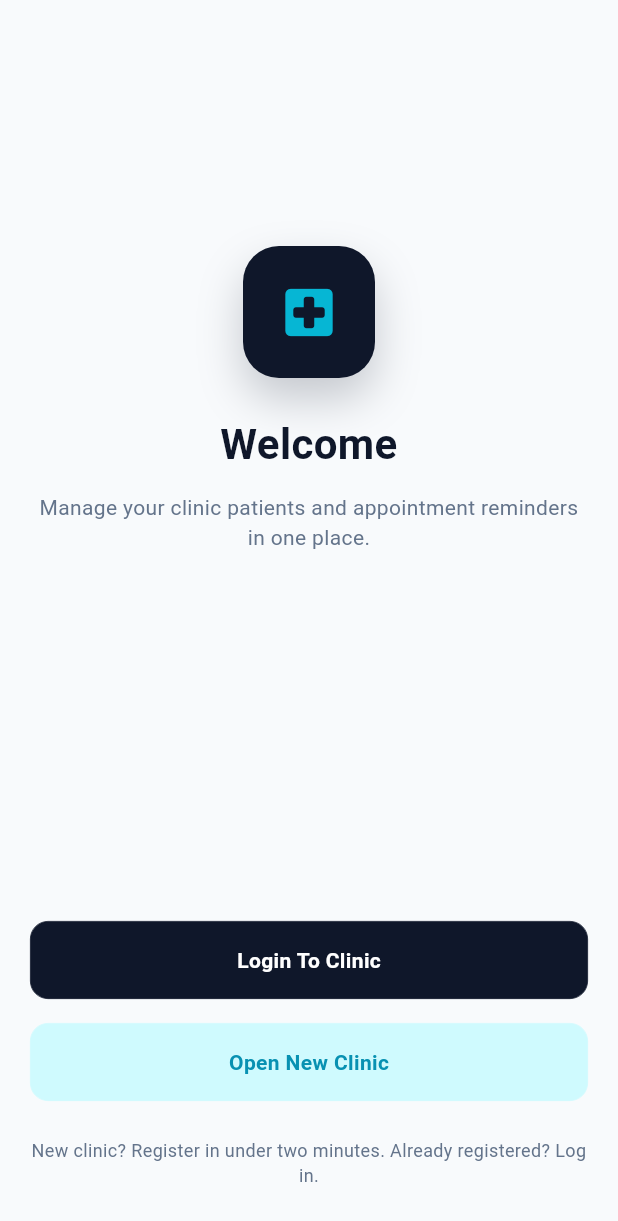
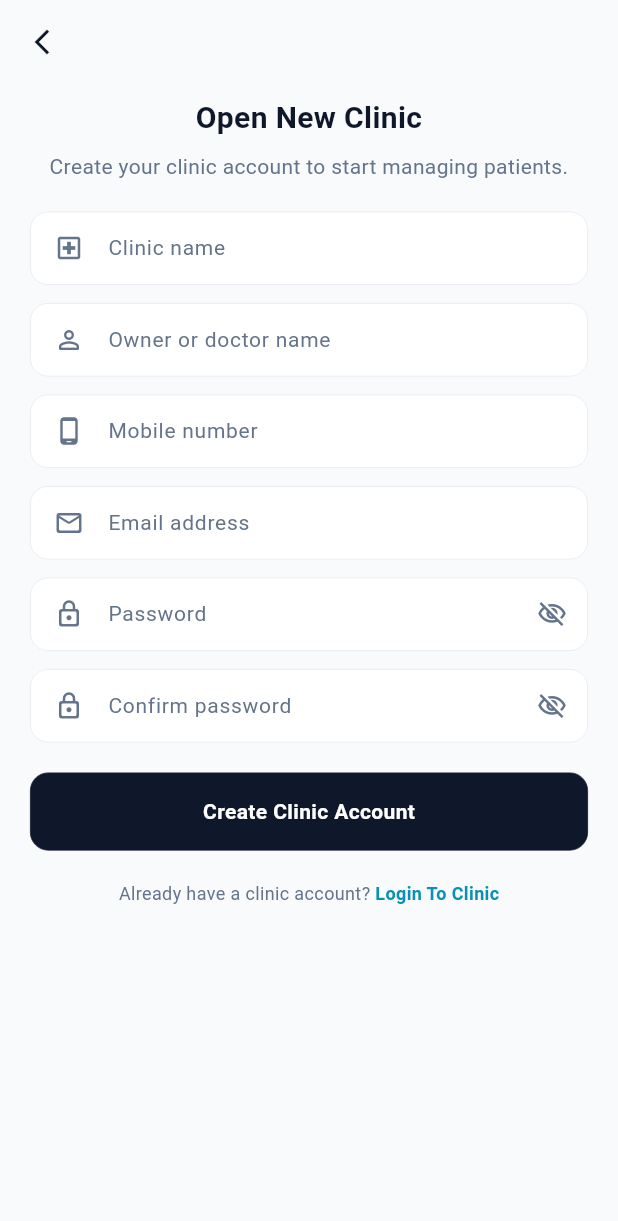
Before and after one commit to Parth-Code-Flutter/doctors_clinic, a Flutter app: the screen it shows after launch, after a tap on "Open New Clinic", on a phone screen of 412 x 824 dp. Shown: the top 1221 px of the screen. Run offline on Flutter 3.47's test engine with Material 3 defaults, Android fonts, the phone set to English and light mode, and no system bars; our stand-ins replace get.

Commit message:
Add Open New Clinic registration and fix auth navigation.
Introduces clinic registration form with validation, uses offNamed between login and register to prevent duplicate Form GlobalKeys, and lazyPut bindings with route deduplication.

Co-authored-by: Cursor <cursoragent@cursor.com>

```diff
--- a/lib/app/auth/login/bindings/auth_login_binding.dart
+++ b/lib/app/auth/login/bindings/auth_login_binding.dart
@@ -5,6 +5,9 @@ import '../controllers/auth_login_controller.dart';
 class AuthLoginBinding extends Bindings {
   @override
   void dependencies() {
-    Get.put<AuthLoginController>(AuthLoginController());
+    Get.lazyPut<AuthLoginController>(
+      () => AuthLoginController(),
+      fenix: true,
+    );
   }
 }
--- a/lib/app/auth/login/controllers/auth_login_controller.dart
+++ b/lib/app/auth/login/controllers/auth_login_controller.dart
@@ -92,13 +92,7 @@ class AuthLoginController extends GetxController {
   }
 
   void onOpenNewClinic() {
-    // Open New Clinic screen will be added in the next feature pass.
-    Get.snackbar(
-      kOpenNewClinicButton,
-      'Registration screen is next in the build plan (${Routes.OPEN_NEW_CLINIC}).',
-      snackPosition: SnackPosition.BOTTOM,
-      margin: const EdgeInsets.all(16),
-      duration: const Duration(seconds: 2),
-    );
+    // Replace login route so the same Form GlobalKey is not mounted twice.
+    Get.offNamed(Routes.OPEN_NEW_CLINIC);
   }
 }
--- a/lib/app/auth/login/views/auth_login_view.dart
+++ b/lib/app/auth/login/views/auth_login_view.dart
@@ -98,7 +98,7 @@ class AuthLoginView extends GetView<AuthLoginController> {
             maxLength: controller.isPhoneInput.value ? 10 : null,
             textInputAction: TextInputAction.next,
             textCapitalization: TextCapitalization.none,
-            prefix: _fieldIcon(Icons.mail_outline_rounded),
+            prefix: AppTextField.fieldIcon(Icons.mail_outline_rounded),
           ),
         ),
         Spacing.v12,
@@ -111,7 +111,7 @@ class AuthLoginView extends GetView<AuthLoginController> {
             textInputType: TextInputType.visiblePassword,
             textInputAction: TextInputAction.done,
             textCapitalization: TextCapitalization.none,
-            prefix: _fieldIcon(Icons.lock_outline_rounded),
+            prefix: AppTextField.fieldIcon(Icons.lock_outline_rounded),
             suffix: AppTextField.visibilityToggle(
               isHidden: controller.isPasswordHidden.value,
               onToggle: controller.togglePasswordVisibility,
@@ -131,13 +131,6 @@ class AuthLoginView extends GetView<AuthLoginController> {
           ),
         ),
       ],
-    );
-  }
-
-  Widget _fieldIcon(IconData icon) {
-    return Padding(
-      padding: const EdgeInsets.only(left: 12, right: 8),
-      child: Icon(icon, color: kColorTextSecondary, size: 20),
     );
   }
 
--- /dev/null
+++ b/lib/app/auth/open_new_clinic/bindings/open_new_clinic_binding.dart
@@ -0,0 +1,13 @@
+import 'package:get/get.dart';
+
+import '../controllers/open_new_clinic_controller.dart';
+
+class OpenNewClinicBinding extends Bindings {
+  @override
+  void dependencies() {
+    Get.lazyPut<OpenNewClinicController>(
+      () => OpenNewClinicController(),
+      fenix: true,
+    );
+  }
+}
--- /dev/null
+++ b/lib/app/auth/open_new_clinic/controllers/open_new_clinic_controller.dart
@@ -0,0 +1,85 @@
+import 'package:doctors_clinic/constants/string_constants.dart';
+import 'package:doctors_clinic/routes/app_pages.dart';
+import 'package:doctors_clinic/utils/validations/text_field_validations.dart';
+import 'package:flutter/material.dart';
+import 'package:get/get.dart';
+
+class OpenNewClinicController extends GetxController {
+  final formKey = GlobalKey<FormState>();
+  final clinicNameController = TextEditingController();
+  final ownerNameController = TextEditingController();
+  final mobileController = TextEditingController();
+  final emailController = TextEditingController();
+  final passwordController = TextEditingController();
+  final confirmPasswordController = TextEditingController();
+
+  final isPasswordHidden = true.obs;
+  final isConfirmPasswordHidden = true.obs;
+  final isRegisterLoading = false.obs;
+
+  @override
+  void onClose() {
+    clinicNameController.dispose();
+    ownerNameController.dispose();
+    mobileController.dispose();
+    emailController.dispose();
+    passwordController.dispose();
+    confirmPasswordController.dispose();
+    super.onClose();
+  }
+
+  void togglePasswordVisibility() {
+    isPasswordHidden.value = !isPasswordHidden.value;
+  }
+
+  void toggleConfirmPasswordVisibility() {
+    isConfirmPasswordHidden.value = !isConfirmPasswordHidden.value;
+  }
+
+  String? validateClinicName(String? value) =>
+      Validate.requiredText(value, kValidationClinicNameRequired);
+
+  String? validateOwnerName(String? value) =>
+      Validate.requiredText(value, kValidationOwnerNameRequired);
+
+  String? validateMobile(String? value) => Validate.mobile10DigitValidation(value);
+
+  String? validateEmail(String? value) => Validate.emailValidation(value);
+
+  String? validatePassword(String? value) =>
+      Validate.passwordValidation(value ?? '');
+
+  String? validateConfirmPassword(String? value) =>
+      Validate.confirmPasswordValidation(
+        passwordController.text,
+        value,
+      );
+
+  bool validateForm() => formKey.currentState?.validate() ?? false;
+
+  Future<void> onRegisterPressed() async {
+    if (isRegisterLoading.value || !validateForm()) {
+      return;
+    }
+
+    try {
+      isRegisterLoading.value = true;
+      // Clinic registration API (`POST /auth/register-clinic`) — v0.2.
+      await Future<void>.delayed(const Duration(milliseconds: 600));
+      Get.snackbar(
+        kOpenNewClinicTitle,
+        kRegisterClinicApiPendingMessage,
+        snackPosition: SnackPosition.BOTTOM,
+        margin: const EdgeInsets.all(16),
+        duration: const Duration(seconds: 3),
+      );
+    } finally {
+      isRegisterLoading.value = false;
+    }
+  }
+
+  void onLoginToClinic() {
+    // Replace register route so the login Form GlobalKey is not duplicated on stack.
+    Get.offNamed(Routes.AUTH_LOGIN);
+  }
+}
--- /dev/null
+++ b/lib/app/auth/open_new_clinic/views/open_new_clinic_view.dart
@@ -0,0 +1,187 @@
+import 'package:doctors_clinic/constants/color_constants.dart';
+import 'package:doctors_clinic/constants/string_constants.dart';
+import 'package:doctors_clinic/utils/app_widgets/app_button.dart';
+import 'package:doctors_clinic/utils/app_widgets/app_spaces.dart';
+import 'package:doctors_clinic/utils/app_widgets/app_text_field.dart';
+import 'package:doctors_clinic/utils/app_widgets/common_app_bar_widget.dart';
+import 'package:doctors_clinic/utils/text_utils/app_text.dart';
+import 'package:doctors_clinic/utils/text_utils/text_styles.dart';
+import 'package:doctors_clinic/utils/ui_utils/app_ui_utils.dart';
+import 'package:flutter/material.dart';
+import 'package:flutter/services.dart';
+import 'package:get/get.dart';
+
+import '../controllers/open_new_clinic_controller.dart';
+
+class OpenNewClinicView extends GetView<OpenNewClinicController> {
+  const OpenNewClinicView({super.key});
+
+  @override
+  Widget build(BuildContext context) {
+    return Scaffold(
+      backgroundColor: kColorBackground,
+      resizeToAvoidBottomInset: true,
+      appBar: const CommonAppBarWidget(
+        title: '',
+        backgroundColor: kColorBackground,
+      ),
+      body: GestureDetector(
+        onTap: () => FocusScope.of(context).unfocus(),
+        child: Form(
+          key: controller.formKey,
+          autovalidateMode: AutovalidateMode.onUserInteraction,
+          child: SingleChildScrollView(
+            keyboardDismissBehavior: ScrollViewKeyboardDismissBehavior.onDrag,
+            physics: const AlwaysScrollableScrollPhysics(),
+            padding: AppUIUtils.horizontalPadding.copyWith(
+              top: 8,
+              bottom: 24,
+            ),
+            child: Column(
+              crossAxisAlignment: CrossAxisAlignment.stretch,
+              children: [
+                _buildHeader(),
+                Spacing.v20,
+                _buildFormFields(),
+                Spacing.v20,
+                _buildRegisterButton(),
+                Spacing.v20,
+                _buildLoginFooter(),
+              ],
+            ),
+          ),
+        ),
+      ),
+    );
+  }
+
+  Widget _buildHeader() {
+    return const Column(
+      children: [
+        BoldText(
+          text: kOpenNewClinicTitle,
+          fontSize: TextStyles.k20FontSize,
+          color: kColorTitle,
+          align: TextAlign.center,
+        ),
+        SizedBox(height: 8),
+        AppText(
+          text: kOpenNewClinicSubtitle,
+          fontSize: TextStyles.k14FontSize,
+          color: kColorTextSecondary,
+          align: TextAlign.center,
+        ),
+      ],
+    );
+  }
+
+  Widget _buildFormFields() {
+    return Column(
+      children: [
+        AppTextField(
+          controller: controller.clinicNameController,
+          validator: controller.validateClinicName,
+          hintText: kClinicNameHint,
+          textInputAction: TextInputAction.next,
+          textCapitalization: TextCapitalization.words,
+          prefix: AppTextField.fieldIcon(Icons.local_hospital_outlined),
+        ),
+        Spacing.v12,
+        AppTextField(
+          controller: controller.ownerNameController,
+          validator: controller.validateOwnerName,
+          hintText: kOwnerNameHint,
+          textInputAction: TextInputAction.next,
+          textCapitalization: TextCapitalization.words,
+          prefix: AppTextField.fieldIcon(Icons.person_outline_rounded),
+        ),
+        Spacing.v12,
+        AppTextField(
+          controller: controller.mobileController,
+          validator: controller.validateMobile,
+          hintText: kMobileNumberHint,
+          textInputType: TextInputType.phone,
+          inputFormatters: [FilteringTextInputFormatter.digitsOnly],
+          maxLength: 10,
+          textInputAction: TextInputAction.next,
+          prefix: AppTextField.fieldIcon(Icons.phone_android_rounded),
+        ),
+        Spacing.v12,
+        AppTextField(
+          controller: controller.emailController,
+          validator: controller.validateEmail,
+          hintText: kEmailHint,
+          textInputType: TextInputType.emailAddress,
+          textInputAction: TextInputAction.next,
+          textCapitalization: TextCapitalization.none,
+          prefix: AppTextField.fieldIcon(Icons.mail_outline_rounded),
+        ),
+        Spacing.v12,
+        Obx(
+          () => AppTextField(
+            controller: controller.passwordController,
+            validator: controller.validatePassword,
+            hintText: kLoginPasswordHint,
+            obscureText: controller.isPasswordHidden.value,
+            textInputType: TextInputType.visiblePassword,
+            textInputAction: TextInputAction.next,
+            textCapitalization: TextCapitalization.none,
+            prefix: AppTextField.fieldIcon(Icons.lock_outline_rounded),
+            suffix: AppTextField.visibilityToggle(
+              isHidden: controller.isPasswordHidden.value,
+              onToggle: controller.togglePasswordVisibility,
+            ),
+          ),
+        ),
+        Spacing.v12,
+        Obx(
+          () => AppTextField(
+            controller: controller.confirmPasswordController,
+            validator: controller.validateConfirmPassword,
+            hintText: kConfirmPasswordHint,
+            obscureText: controller.isConfirmPasswordHidden.value,
+            textInputType: TextInputType.visiblePassword,
+            textInputAction: TextInputAction.done,
+            textCapitalization: TextCapitalization.none,
+            prefix: AppTextField.fieldIcon(Icons.lock_outline_rounded),
+            suffix: AppTextField.visibilityToggle(
+              isHidden: controller.isConfirmPasswordHidden.value,
+              onToggle: controller.toggleConfirmPasswordVisibility,
+            ),
+          ),
+        ),
+      ],
+    );
+  }
+
+  Widget _buildRegisterButton() {
+    return Obx(
+      () => appButton(
+        onPressed: controller.onRegisterPressed,
+        buttonText: kRegisterClinicButtonText,
+        isLoading: controller.isRegisterLoading.value,
+      ),
+    );
+  }
+
+  Widget _buildLoginFooter() {
+    return GestureDetector(
+      onTap: controller.onLoginToClinic,
+      child: Row(
+        mainAxisAlignment: MainAxisAlignment.center,
+        children: [
+          const AppText(
+            text: kRegisterAlreadyHaveAccountPrefix,
+            fontSize: TextStyles.k12FontSize,
+            color: kColorTextSecondary,
+          ),
+          const SemiBoldText(
+            text: kRegisterLoginLink,
+            fontSize: TextStyles.k12FontSize,
+            color: kColorLink,
+          ),
+        ],
+      ),
+    );
+  }
+}
--- a/lib/constants/string_constants.dart
+++ b/lib/constants/string_constants.dart
@@ -18,13 +18,36 @@ const String kLoginButtonText = 'Login';
 const String kForgotPassword = 'Forgot password?';
 const String kLoginNoAccountPrefix = 'Need to register your clinic? ';
 const String kLoginOpenNewClinicLink = 'Open New Clinic';
+const String kRegisterAlreadyHaveAccountPrefix = 'Already have a clinic account? ';
+const String kRegisterLoginLink = 'Login To Clinic';
+
+// Open New Clinic
+const String kOpenNewClinicTitle = 'Open New Clinic';
+const String kOpenNewClinicSubtitle =
+    'Create your clinic account to start managing patients.';
+const String kClinicNameHint = 'Clinic name';
+const String kOwnerNameHint = 'Owner or doctor name';
+const String kMobileNumberHint = 'Mobile number';
+const String kEmailHint = 'Email address';
+const String kConfirmPasswordHint = 'Confirm password';
+const String kRegisterClinicButtonText = 'Create Clinic Account';
 
 // Validation
 const String kValidationUsernameRequired = 'Email or mobile number is required';
 const String kValidationEmailOrPhoneInvalid =
     'Enter a valid email or 10-digit mobile number';
 const String kValidationPasswordRequired = 'Password is required';
+const String kValidationClinicNameRequired = 'Clinic name is required';
+const String kValidationOwnerNameRequired = 'Owner or doctor name is required';
+const String kValidationMobileRequired = 'Mobile number is required';
+const String kValidationMobileInvalid = 'Enter a valid 10-digit mobile number';
+const String kValidationEmailRequired = 'Email address is required';
+const String kValidationEmailInvalid = 'Enter a valid email address';
+const String kValidationConfirmPasswordRequired = 'Confirm password is required';
+const String kValidationPasswordMismatch = 'Passwords do not match';
 
 // Placeholder until auth API is connected
 const String kLoginApiPendingMessage =
     'Login API will be connected in the next release.';
+const String kRegisterClinicApiPendingMessage =
+    'Clinic registration API will be connected in the next release.';
--- a/lib/routes/app_pages.dart
+++ b/lib/routes/app_pages.dart
@@ -4,6 +4,8 @@ import 'package:get/get.dart';
 
 import '../app/auth/login/bindings/auth_login_binding.dart';
 import '../app/auth/login/views/auth_login_view.dart';
+import '../app/auth/open_new_clinic/bindings/open_new_clinic_binding.dart';
+import '../app/auth/open_new_clinic/views/open_new_clinic_view.dart';
 import '../app/auth/welcome/bindings/welcome_binding.dart';
 import '../app/auth/welcome/views/welcome_view.dart';
 import '../app/splash/splash/bindings/splash_binding.dart';
@@ -31,6 +33,13 @@ class AppPages {
       name: _Paths.AUTH_LOGIN,
       page: () => const AuthLoginView(),
       binding: AuthLoginBinding(),
+      preventDuplicates: true,
+    ),
+    GetPage(
+      name: _Paths.OPEN_NEW_CLINIC,
+      page: () => const OpenNewClinicView(),
+      binding: OpenNewClinicBinding(),
+      preventDuplicates: true,
     ),
   ];
 }
--- a/lib/utils/app_widgets/app_text_field.dart
+++ b/lib/utils/app_widgets/app_text_field.dart
@@ -76,6 +76,14 @@ class AppTextField extends StatelessWidget {
   final TextInputAction? textInputAction;
   final TextCapitalization? textCapitalization;
   final Color? borderColor;
+
+  /// Leading icon aligned for [AppTextField] prefix slot.
+  static Widget fieldIcon(IconData icon) {
+    return Padding(
+      padding: const EdgeInsets.only(left: 12, right: 8),
+      child: Icon(icon, color: kColorTextSecondary, size: 20),
+    );
+  }
 
   /// Password visibility toggle aligned for [AppTextField] suffix slot.
   static Widget visibilityToggle({
--- a/lib/utils/validations/text_field_validations.dart
+++ b/lib/utils/validations/text_field_validations.dart
@@ -3,6 +3,39 @@ import 'package:doctors_clinic/constants/string_constants.dart';
 /// Form validators for clinic auth and setup flows.
 class Validate {
   Validate._();
+
+  static final RegExp _emailPattern = RegExp(
+    r'^[a-zA-Z0-9._%+-]+@[a-zA-Z0-9.-]+\.[a-zA-Z]{2,}$',
+  );
+
+  static String? requiredText(String? value, String message) {
+    if ((value ?? '').trim().isEmpty) {
+      return message;
+    }
+    return null;
+  }
+
+  static String? emailValidation(String? value) {
+    final email = (value ?? '').trim();
+    if (email.isEmpty) {
+      return kValidationEmailRequired;
+    }
+    if (!_emailPattern.hasMatch(email)) {
+      return kValidationEmailInvalid;
+    }
+    return null;
+  }
+
+  static String? mobile10DigitValidation(String? value) {
+    final mobile = (value ?? '').trim();
+    if (mobile.isEmpty) {
+      return kValidationMobileRequired;
+    }
+    if (!RegExp(r'^\d{10}$').hasMatch(mobile)) {
+      return kValidationMobileInvalid;
+    }
+    return null;
+  }
 
   static String? passwordValidation(String value) {
     if (value.trim().isEmpty) {
@@ -10,4 +43,15 @@ class Validate {
     }
     return null;
   }
+
+  static String? confirmPasswordValidation(String password, String? confirm) {
+    final confirmed = (confirm ?? '').trim();
+    if (confirmed.isEmpty) {
+      return kValidationConfirmPasswordRequired;
+    }
+    if (confirmed != password.trim()) {
+      return kValidationPasswordMismatch;
+    }
+    return null;
+  }
 }
```
Also changed, not shown: 2 other files.
